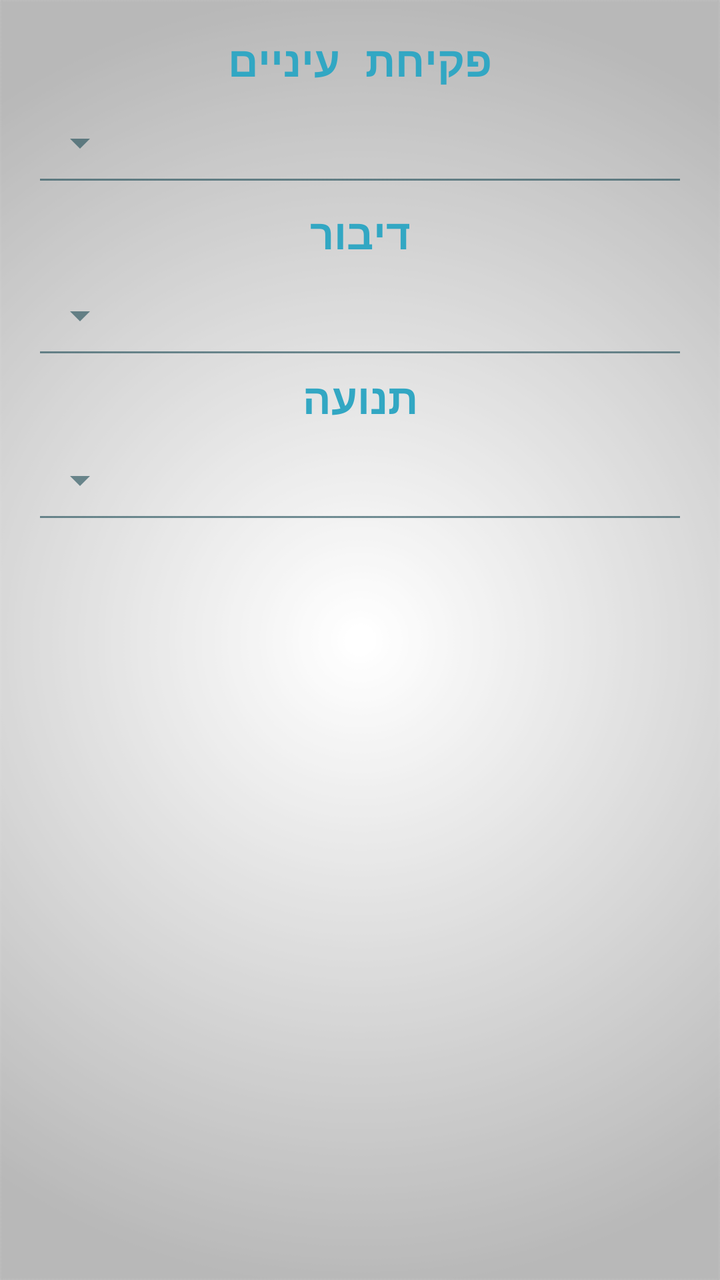
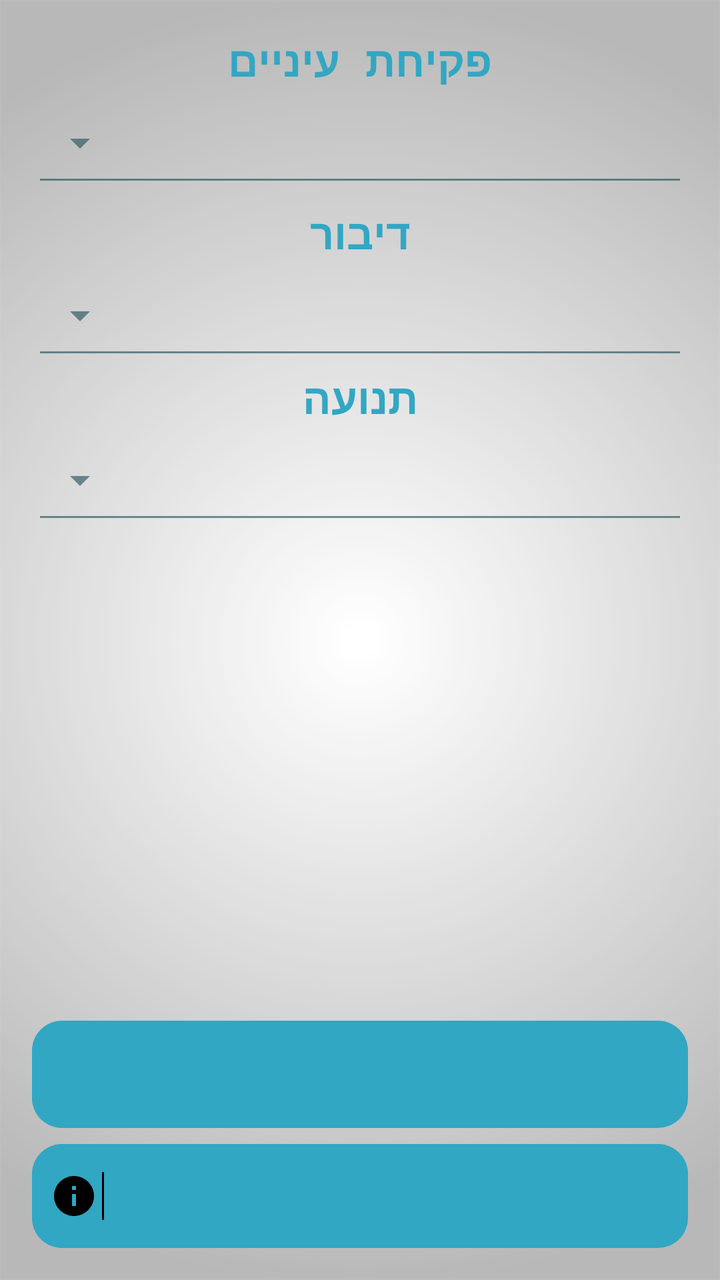

Two renders of the same Android screen: before a commit and after it. Below are the layout's source before the change and the commit's diff.
<!-- AndroidManifest.xml: application theme AppTheme -->
<!-- res/layout/activity_glazgo_calc.xml -->
<?xml version="1.0" encoding="utf-8"?>
<android.support.design.widget.CoordinatorLayout
    xmlns:android="http://schemas.android.com/apk/res/android"
    xmlns:app="http://schemas.android.com/apk/res-auto"
    xmlns:tools="http://schemas.android.com/tools"
    android:layout_width="match_parent"
    android:layout_height="match_parent"
    android:padding="@dimen/activity_horizontal_margin">
    <ScrollView
        android:layout_width="match_parent"
        android:layout_height="match_parent">
    <RelativeLayout
        android:orientation="vertical" android:layout_width="match_parent"
        android:layout_height="match_parent"
        android:layoutDirection="ltr">
        <TextView
            android:layout_width="match_parent"
            android:layout_height="wrap_content"
            android:text="@string/eyeOpening"
            android:id="@+id/EyeTxt"
            android:textColor="@color/ColorAqua"
            android:textStyle="bold"
            android:gravity="center"
            android:textSize="21sp"/>
        <android.support.design.widget.TextInputLayout
            android:layout_width="match_parent"
            android:layout_height="wrap_content"
            android:id="@+id/Eye"
            android:hint="@string/eyeOpening"
            android:layout_below="@+id/EyeTxt">
            <Spinner
                android:layout_width="match_parent"
                android:layout_height="54dp"
                android:layoutDirection="rtl"
                android:id="@+id/EyeS"
                style="@style/Widget.AppCompat.Spinner.Underlined"
                android:layout_gravity="left"
                android:spinnerMode="dropdown" />
        </android.support.design.widget.TextInputLayout>
        <TextView
            android:layout_width="match_parent"
            android:layout_height="wrap_content"
            android:text="@string/verbal"
            android:id="@+id/VerbalTxt"
            android:textSize="21sp"
            android:textColor="@color/ColorAqua"
            android:textStyle="bold"
            android:gravity="center"
            android:layout_marginTop="4dp"
            android:layout_below="@id/Eye"/>
        <android.support.design.widget.TextInputLayout
            android:layout_width="match_parent"
            android:layout_height="wrap_content"
            android:id="@+id/Verbal"
            android:layout_below="@+id/VerbalTxt">
            <Spinner
                android:layout_width="match_parent"
                android:layout_height="54dp"
                android:id="@+id/VerbalS"
                android:layoutDirection="rtl"
                style="@style/Widget.AppCompat.Spinner.Underlined"
                android:layout_gravity="left"
                android:spinnerMode="dropdown" />
        </android.support.design.widget.TextInputLayout>
        <TextView
            android:layout_width="match_parent"
            android:layout_height="wrap_content"
            android:text="@string/motor"
            android:id="@+id/MotorTxt"
            android:layout_below="@id/Verbal"
            android:textColor="@color/ColorAqua"
            android:textStyle="bold"
            android:gravity="center"
            android:textSize="21sp"/>
        <android.support.design.widget.TextInputLayout
            android:layout_width="match_parent"
            android:layout_height="wrap_content"
            android:id="@+id/Motor"
            android:layout_below="@+id/MotorTxt">
            <Spinner
                android:layout_width="match_parent"
                android:layout_height="54dp"
                android:id="@+id/MotorS"
                android:layoutDirection="rtl"
                style="@style/Widget.AppCompat.Spinner.Underlined"
                android:layout_gravity="left"
                android:spinnerMode="dropdown" />
        </android.support.design.widget.TextInputLayout>
        <TextView
            android:layout_width="match_parent"
            android:scrollbars="vertical"
            android:layout_height="150sp"
            android:textSize="19sp"
            android:id="@+id/GlazgowResultTxt"
            android:layout_below="@+id/Motor"/>
    </RelativeLayout>
    </ScrollView>
</android.support.design.widget.CoordinatorLayout>
<!-- resources referenced by this layout -->
<resources>
  <color name="ColorAqua">#32a7c3</color>
  <dimen name="activity_horizontal_margin">16dp</dimen>
  <string name="eyeOpening">פקיחת עיניים</string>
  <string name="motor">תנועה</string>
  <string name="verbal">דיבור</string>
  <style name="AppTheme" parent="Theme.AppCompat.Light">
          
          <item name="android:textColor">@color/Black</item>
          <item name="colorPrimary">@color/ColorPrimary</item>
          <item name="colorPrimaryDark">@color/ColorPrimaryDark</item>
          <item name="android:textColorHintInverse">@color/ColorBlue</item>
          <item name="actionBarTheme">@style/ThemeOverlay.AppCompat.Dark.ActionBar</item>
          <item name="buttonStyle">@style/FButton</item>
          <item name="android:buttonStyle">@style/FButton</item>
          <item name="colorAccent">@color/materialGrey300</item>
          
          <item name="android:actionMenuTextColor">@color/Black</item>
          <item name="android:itemBackground">@color/materialGrey300</item>
          <item name="android:textColorSecondary">@color/ColorRedDark</item>
          <item name="android:windowBackground">@drawable/ic_bgg</item>
          <item name="android:typeface">monospace</item>
  
          <item name="android:textColorHint">@color/ColorAqua</item>
          <item name="colorControlNormal">@color/ColorBlue</item>
          <item name="colorControlActivated">@color/ColorAqua</item>
          <item name="colorControlHighlight">@color/ColorAqua</item>
      </style>
  <color name="Black">#000000</color>
  <color name="ColorPrimary">#10133b</color>
  <color name="ColorPrimaryDark">#1a1d4b</color>
  <color name="ColorBlue">#98194853</color>
  <style name="FButton" parent="Theme.AppCompat.Light">
          <item name="colorControlHighlight">@color/ColorBlue</item>
          <item name="android:textColor">@color/ColorAqua</item>
          <item name="android:textSize">20sp</item>
      </style>
  <color name="materialGrey300">#ffe0e0e0</color>
  <color name="ColorRedDark">#6b0000</color>
  <!-- drawable ic_bgg: png bitmap (drawable, 33899 bytes) -->
</resources>

<!-- the commit's change to res/layout/activity_glazgo_calc.xml (unified diff, before → after) -->
@@ -1,5 +1,5 @@
 <?xml version="1.0" encoding="utf-8"?>
-<android.support.design.widget.CoordinatorLayout
+<RelativeLayout
     xmlns:android="http://schemas.android.com/apk/res/android"
     xmlns:app="http://schemas.android.com/apk/res-auto"
     xmlns:tools="http://schemas.android.com/tools"
@@ -11,7 +11,7 @@
         android:layout_height="match_parent">
     <RelativeLayout
         android:orientation="vertical" android:layout_width="match_parent"
-        android:layout_height="match_parent"
+        android:layout_height="wrap_content"
         android:layoutDirection="ltr">
         <TextView
             android:layout_width="match_parent"
@@ -95,4 +95,42 @@
             android:layout_below="@+id/Motor"/>
     </RelativeLayout>
     </ScrollView>
-</android.support.design.widget.CoordinatorLayout>
+    <TextView
+        android:layout_width="match_parent"
+        android:layout_height="wrap_content"
+        android:id="@+id/GLZGrade"
+        android:background="@drawable/btns_new"
+        android:padding="14dp"
+        android:textSize="19sp"
+        android:layout_marginBottom="8dp"
+        android:gravity="start|top"
+        android:layout_above="@+id/GLZInfBG"/>
+    <LinearLayout
+        android:layout_width="match_parent"
+        android:layout_height="wrap_content"
+        android:id="@+id/GLZInfBG"
+        android:background="@drawable/btns_new"
+        android:drawablePadding="16dp"
+        android:paddingStart="7dp"
+        android:padding="14dp"
+        android:gravity="center_horizontal|top"
+        android:layout_alignParentBottom="true">
+        <ImageView
+            android:layout_width="wrap_content"
+            android:layout_height="wrap_content"
+            android:layout_marginStart="2dp"
+            android:layout_marginEnd="2dp"
+            android:tint="@color/Black"
+            android:src="@drawable/ic_info"/>
+        <View
+            android:layout_width="1dp"
+            android:layout_height="match_parent"
+            android:background="@color/Black"
+            android:layout_marginEnd="10dp" />
+        <TextView
+            android:layout_width="match_parent"
+            android:layout_height="wrap_content"
+            android:id="@+id/GLZInf"
+            android:textSize="16sp"/>
+    </LinearLayout>
+</RelativeLayout>
<!-- resource entries referenced after the edit -->
@@ -2,6 +2,31 @@
 <resources>
   <color name="ColorAqua">#32a7c3</color>
   <dimen name="activity_horizontal_margin">16dp</dimen>
+  <!-- drawable btns_new (drawable) -->
+  <?xml version="1.0" encoding="utf-8"?>
+  <shape xmlns:android="http://schemas.android.com/apk/res/android"
+      android:shape="rectangle">
+      <corners android:radius="15dp" />
+      <solid android:color="@color/ColorNice" />
+      <padding
+          android:right="0dp"
+          android:left="0dp"
+          android:bottom="0dp"
+          android:top="0dp" />
+      <stroke
+          android:width="0dp"
+          android:color="#1e869f" />
+  </shape>
+  <!-- drawable ic_info (drawable) -->
+  <vector xmlns:android="http://schemas.android.com/apk/res/android"
+          android:width="24dp"
+          android:height="24dp"
+          android:viewportWidth="24.0"
+          android:viewportHeight="24.0">
+      <path
+          android:fillColor="#FFFF"
+          android:pathData="M12,2C6.48,2 2,6.48 2,12s4.48,10 10,10 10,-4.48 10,-10S17.52,2 12,2zM13,17h-2v-6h2v6zM13,9h-2L11,7h2v2z"/>
+  </vector>
   <string name="eyeOpening">פקיחת עיניים</string>
   <string name="motor">תנועה</string>
   <string name="verbal">דיבור</string>
@@ -27,6 +52,7 @@
           <item name="colorControlActivated">@color/ColorAqua</item>
           <item name="colorControlHighlight">@color/ColorAqua</item>
       </style>
+  <color name="ColorNice">#31a7c3</color>
   <color name="Black">#000000</color>
   <color name="ColorPrimary">#10133b</color>
   <color name="ColorPrimaryDark">#1a1d4b</color>
